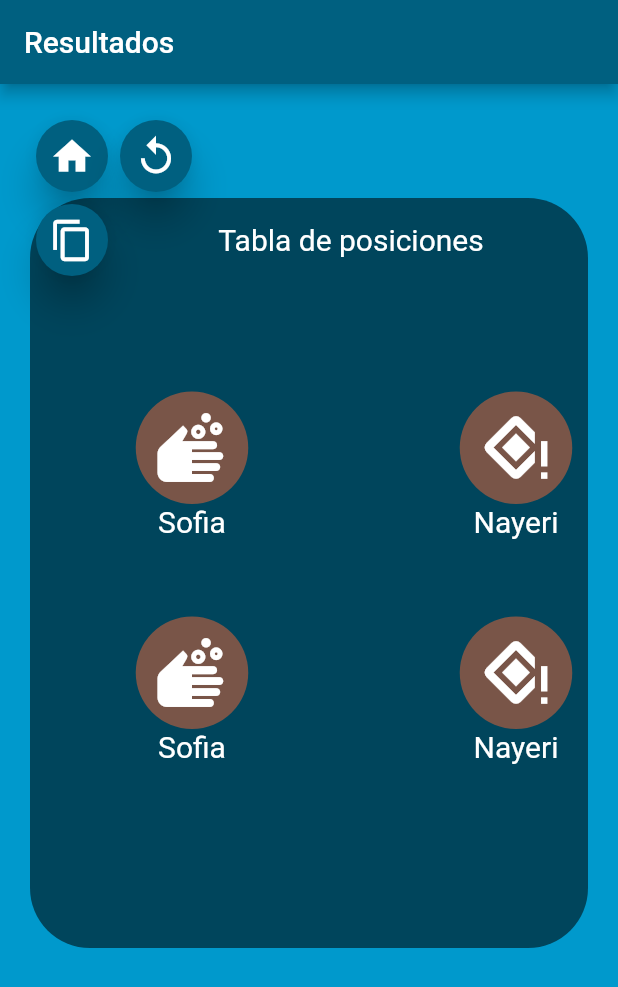
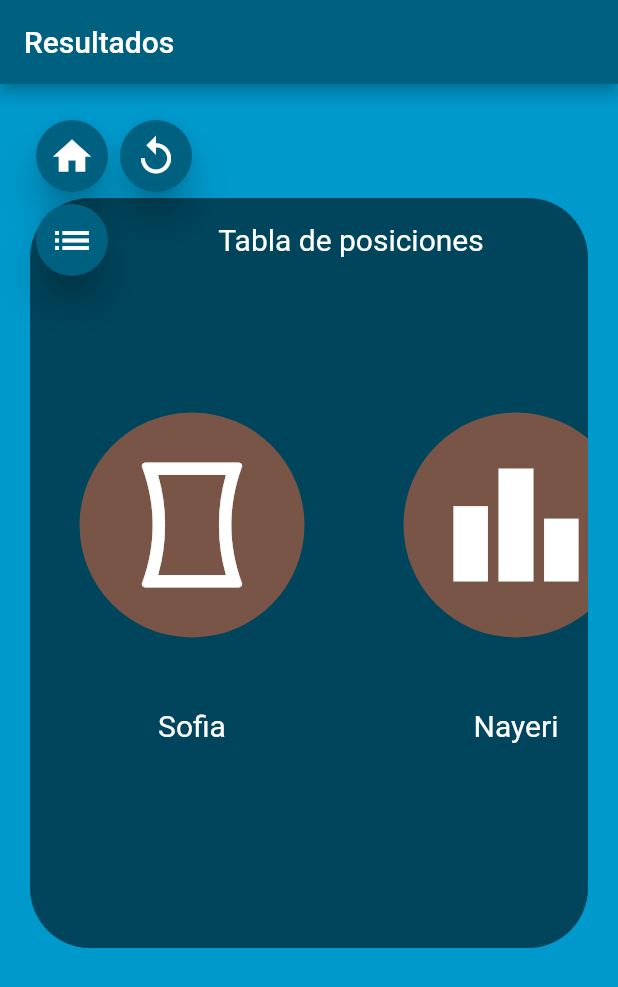
Before and after one commit to LeonelCamposM/Spot-It, a Flutter app: the ScoreboardPage screen opened by its route, on a phone screen of 412 x 824 dp. Shown: the top 987 px of the screen. Run offline on Flutter 3.47's test engine with Material 2 defaults, Android fonts, the light colour scheme and no system bars; our stand-ins replace cloud_firestore, firebase_core, socket_io_client; accounts and stored records are empty; network calls fail.

Commit message:
changed dimensions to the scoreboard

```diff
--- a/lib/main.dart
+++ b/lib/main.dart
@@ -26,6 +26,6 @@ class MyApp extends StatelessWidget {
           ScoreboardPage.routeName: (context) => const ScoreboardPage(),
           CardUsage.routeName: (context) => const CardUsage()
         },
-        initialRoute: HomePage.routeName);
+        initialRoute: ScoreboardPage.routeName);
   }
 }
--- a/lib/presentation/scoreboard/scoreboard.dart
+++ b/lib/presentation/scoreboard/scoreboard.dart
@@ -21,12 +21,11 @@ class _ScoreboardPageState extends State<ScoreboardPage> {
 
   bool isLoading;
   List<IconData> icons = [
-    Icons.soap,
-    Icons.nearby_error,
-    Icons.join_left,
-    Icons.leaderboard
+    Icons.panorama_vertical,
+    Icons.leaderboard,
+    Icons.panorama_vertical_select,
   ];
-  List<String> names = ["Sofia", "Nayeri", "Jeremy", "Leonel"];
+  List<String> names = ["Sofia", "Nayeri", "Jeremy"];
   String roomID = "Tabla de posiciones";
 
   @override
@@ -102,7 +101,7 @@ class _ScoreboardPageState extends State<ScoreboardPage> {
                           getSecondaryColor(),
                           IconButton(
                             iconSize: getIconSize(),
-                            icon: const Icon(Icons.content_copy),
+                            icon: const Icon(Icons.list),
                             onPressed: () async {
                               await Clipboard.setData(
                                   ClipboardData(text: roomID));
@@ -120,17 +119,10 @@ class _ScoreboardPageState extends State<ScoreboardPage> {
                   Flexible(
                     flex: 4,
                     child: SizedBox(
-                        height: 150,
+                        height: 300,
                         width: 850,
-                        child: _horizontalList(4, names, icons)),
+                        child: _horizontalList(3, names, icons)),
                   ),
-                  Flexible(
-                      flex: 4,
-                      child: SizedBox(
-                          height: 150,
-                          width: 850,
-                          child: _horizontalList(4, names, icons))),
-                  const Text("", style: TextStyle(fontSize: 40.0)),
                 ],
               ),
               500,
@@ -154,21 +146,22 @@ Container _horizontalList(int n, List<String> names, List<IconData> icons) {
           padding: const EdgeInsets.all(8.0),
           child: Container(
             width: 200,
-            height: 200,
+            height: 400,
             alignment: Alignment.center,
             child:
                 Column(mainAxisAlignment: MainAxisAlignment.center, children: [
               Container(
-                  width: 75,
-                  height: 75,
+                  width: 150,
+                  height: 150,
                   decoration: BoxDecoration(
                       color: Colors
                           .primaries[Random().nextInt(Colors.primaries.length)],
                       shape: BoxShape.circle),
                   child: Icon(
                     icons[i],
-                    size: 50,
+                    size: 100,
                   )),
+              const Text("", style: TextStyle(fontSize: 40.0)),
               Text(names[i], style: const TextStyle(fontSize: 20.0))
             ]),
           ),
```
